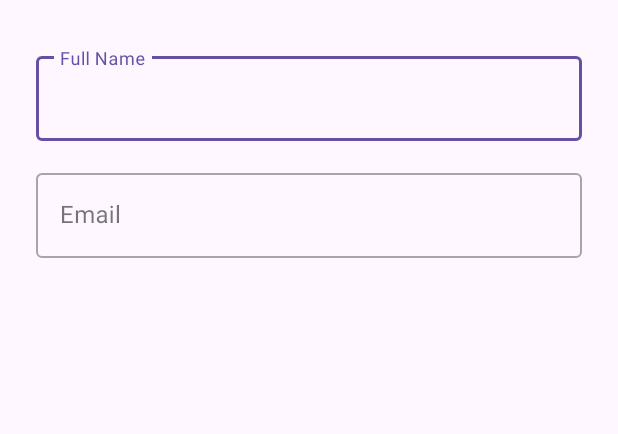
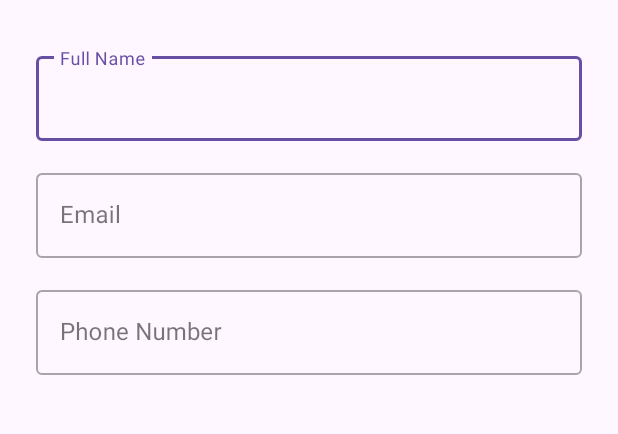
Before and after one commit to RayhanBsyne/BUKU_APP, an Android app: the EditProfileActivity screen opened directly, with no data from a screen before it, on a phone screen of 412 x 824 dp, the part 312-746 px from its top. Run offline under Robolectric (Android 15) with nearby library versions, the phone set to English and light mode, and no system bars; 1 statement that could not run was skipped.

Commit message:
Menambahkan codingan textinput untuk mengedit nomor handphone

```diff
--- a/app/src/main/res/layout/activity_edit_profile.xml
+++ b/app/src/main/res/layout/activity_edit_profile.xml
@@ -66,6 +66,20 @@
                 android:inputType="textEmailAddress"/>
         </com.google.android.material.textfield.TextInputLayout>
 
+        <com.google.android.material.textfield.TextInputLayout
+            android:layout_width="match_parent"
+            android:layout_height="wrap_content"
+            android:layout_marginBottom="24dp"
+            style="@style/Widget.MaterialComponents.TextInputLayout.OutlinedBox">
+
+            <com.google.android.material.textfield.TextInputEditText
+                android:id="@+id/phoneInput"
+                android:layout_width="match_parent"
+                android:layout_height="wrap_content"
+                android:hint="Phone Number"
+                android:inputType="phone"/>
+        </com.google.android.material.textfield.TextInputLayout>
+
 
     </LinearLayout>
     </androidx.core.widget.NestedScrollView>
```
